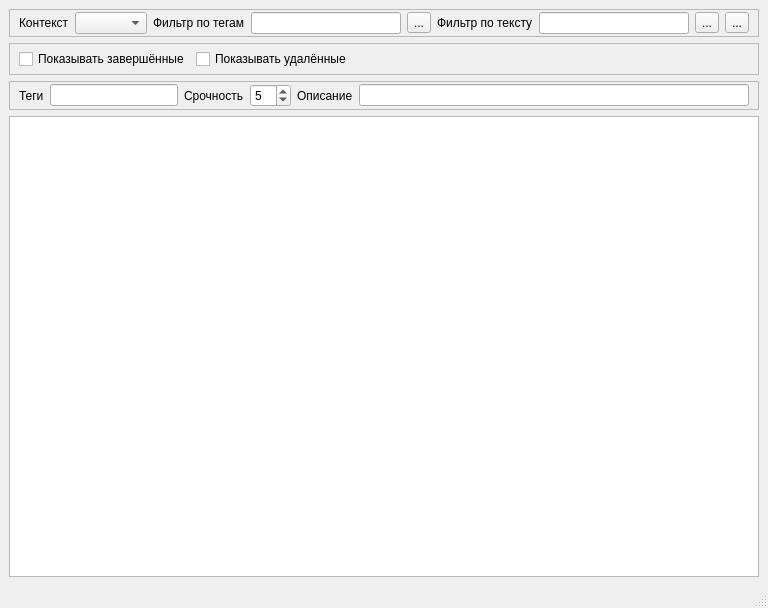
This is ui/mainwindow.ui in wterkin/tasks_board as Qt 5 draws it before an edit. The edited form follows.
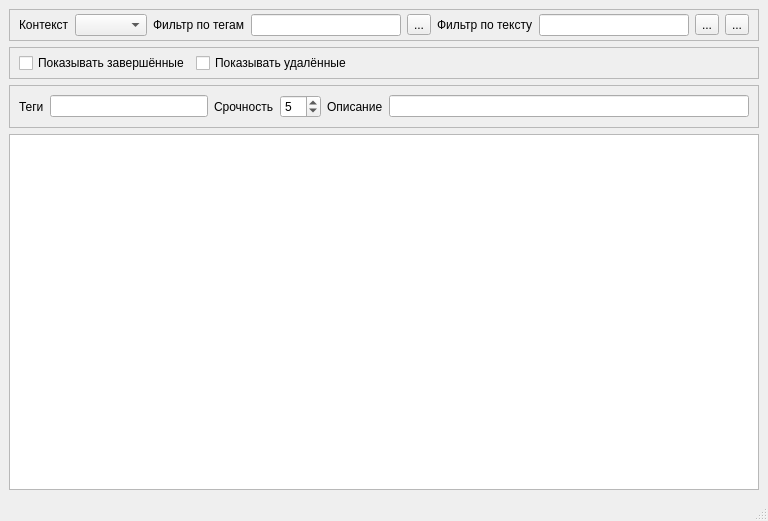
This is the edited form. Icons and pictures are not drawn.

Commit message: Доработан интерфейс главного окна

The edit to the form file:
```diff
--- a/ui/mainwindow.ui
+++ b/ui/mainwindow.ui
@@ -7,7 +7,7 @@
     <x>0</x>
     <y>0</y>
     <width>768</width>
-    <height>608</height>
+    <height>521</height>
    </rect>
   </property>
   <property name="minimumSize">
@@ -48,11 +48,14 @@
        <enum>QFrame::Sunken</enum>
       </property>
       <layout class="QHBoxLayout" name="horizontalLayout">
+       <property name="leftMargin">
+        <number>9</number>
+       </property>
        <property name="topMargin">
-        <number>2</number>
+        <number>4</number>
        </property>
        <property name="bottomMargin">
-        <number>2</number>
+        <number>4</number>
        </property>
        <item>
         <widget class="QLabel" name="label_ContextFilter">
@@ -79,6 +82,17 @@
          <property name="text">
           <string>...</string>
          </property>
+         <property name="icon">
+          <iconset>
+           <normaloff>view-filter_on.png</normaloff>
+           <normalon>view-filter_off.png</normalon>view-filter_on.png</iconset>
+         </property>
+         <property name="iconSize">
+          <size>
+           <width>22</width>
+           <height>22</height>
+          </size>
+         </property>
         </widget>
        </item>
        <item>
@@ -96,6 +110,17 @@
          <property name="text">
           <string>...</string>
          </property>
+         <property name="icon">
+          <iconset>
+           <normaloff>view-filter_on.png</normaloff>
+           <normalon>view-filter_off.png</normalon>view-filter_on.png</iconset>
+         </property>
+         <property name="iconSize">
+          <size>
+           <width>22</width>
+           <height>22</height>
+          </size>
+         </property>
         </widget>
        </item>
        <item>
@@ -103,6 +128,16 @@
          <property name="text">
           <string>...</string>
          </property>
+         <property name="icon">
+          <iconset>
+           <normaloff>system-log-out.png</normaloff>system-log-out.png</iconset>
+         </property>
+         <property name="iconSize">
+          <size>
+           <width>22</width>
+           <height>22</height>
+          </size>
+         </property>
         </widget>
        </item>
       </layout>
@@ -120,14 +155,14 @@
        <enum>QFrame::StyledPanel</enum>
       </property>
       <property name="frameShadow">
-       <enum>QFrame::Raised</enum>
+       <enum>QFrame::Sunken</enum>
       </property>
       <layout class="QHBoxLayout" name="horizontalLayout_3">
        <property name="topMargin">
-        <number>2</number>
+        <number>4</number>
        </property>
        <property name="bottomMargin">
-        <number>2</number>
+        <number>4</number>
        </property>
        <item>
         <widget class="QCheckBox" name="checkBox_ShowCompleted">
@@ -174,12 +209,6 @@
        <enum>QFrame::Sunken</enum>
       </property>
       <layout class="QHBoxLayout" name="horizontalLayout_2">
-       <property name="topMargin">
-        <number>2</number>
-       </property>
-       <property name="bottomMargin">
-        <number>2</number>
-       </property>
        <item>
         <widget class="QLabel" name="label_Tags">
          <property name="text">
@@ -197,7 +226,7 @@
          </property>
          <property name="maximumSize">
           <size>
-           <width>128</width>
+           <width>160</width>
            <height>16777215</height>
           </size>
          </property>
```
The commit also changes 6 other files.
